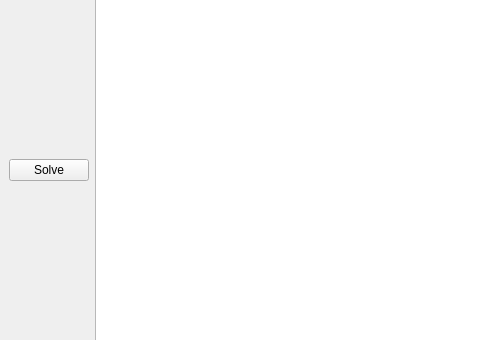
Above: scripts/RGM.ui from barakugav/FDML before the change; both pictures show x 0 to 480 and y 139 to 479 of the 788 by 611 pixel window. Below: the same form after it.
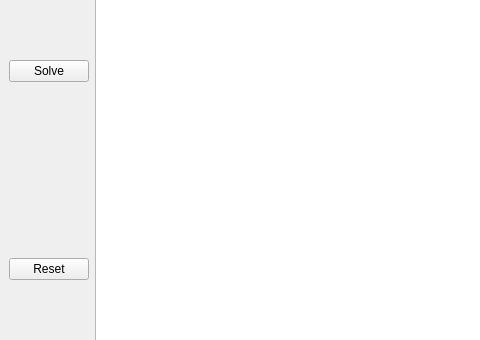
That is the form after the change.

Commit message: RGM: some bug fixes, new scenes, reset button

Patch:
```diff
--- a/scripts/RGM.ui
+++ b/scripts/RGM.ui
@@ -33,6 +33,13 @@
          </property>
         </widget>
        </item>
+       <item>
+        <widget class="QPushButton" name="reset_button">
+         <property name="text">
+          <string>Reset</string>
+         </property>
+        </widget>
+       </item>
       </layout>
      </item>
      <item>
```
The commit also changes 8 other files.
